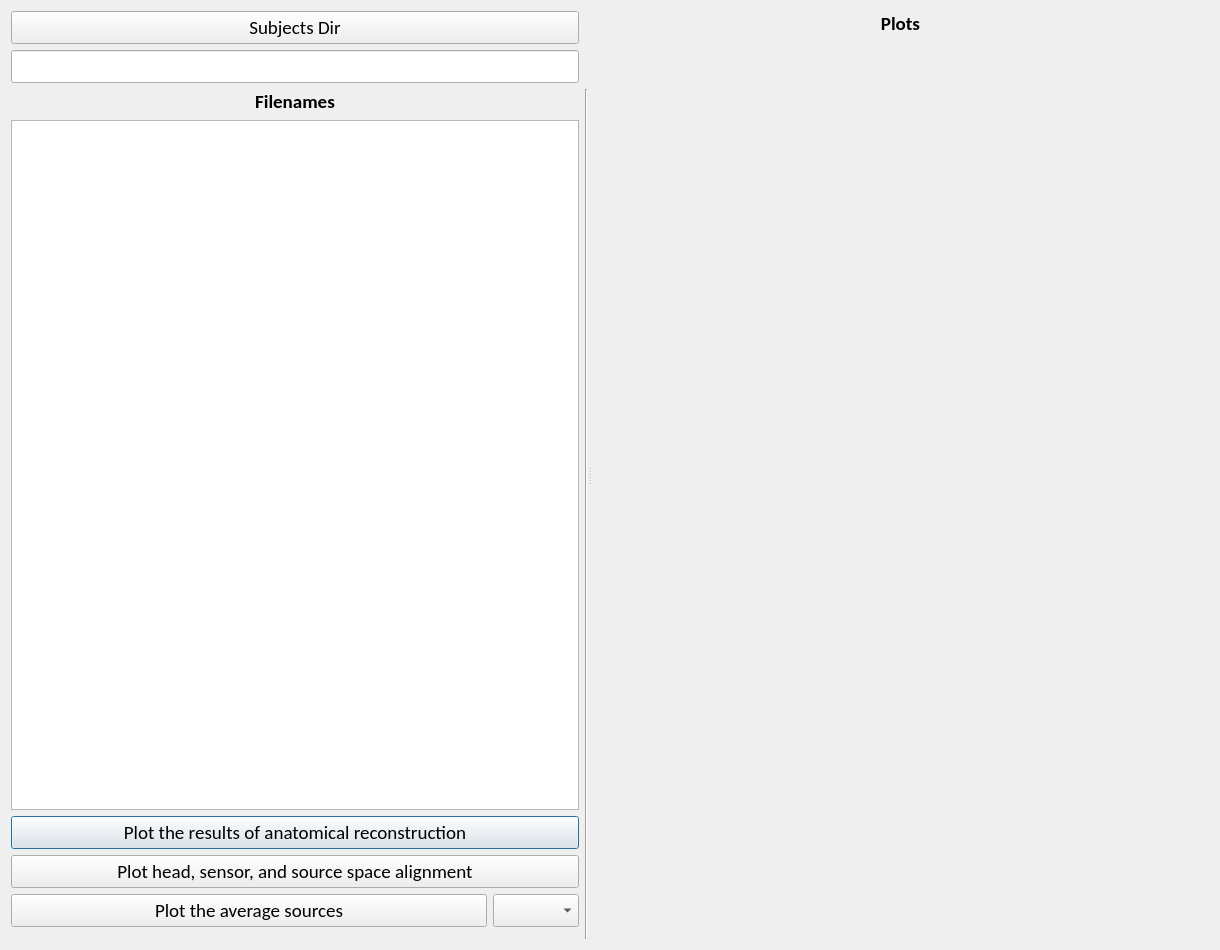
Old version of the form src/main/resources/base/SourceVisualizationWindow.ui in the repository eeg-comet/eeg-comet.
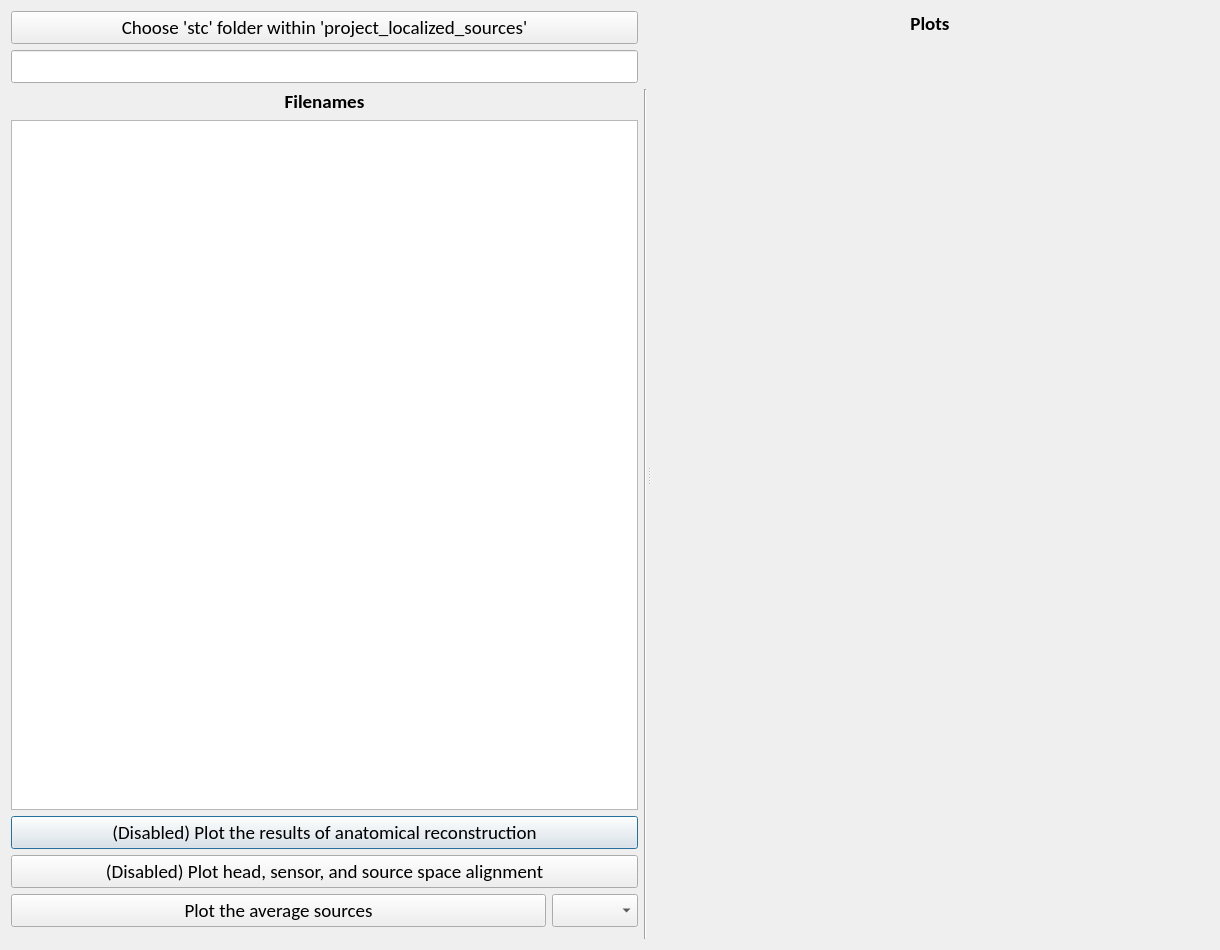
New version of the form. Custom widgets are drawn as their Qt base class.

The edit to the form file:
```diff
--- a/src/main/resources/base/SourceVisualizationWindow.ui
+++ b/src/main/resources/base/SourceVisualizationWindow.ui
@@ -51,7 +51,7 @@
           </font>
          </property>
          <property name="text">
-          <string>Plot the results of anatomical reconstruction</string>
+          <string>(Disabled) Plot the results of anatomical reconstruction</string>
          </property>
         </widget>
        </item>
@@ -114,7 +114,7 @@
           </font>
          </property>
          <property name="text">
-          <string>Subjects Dir</string>
+          <string>Choose 'stc' folder within 'project_localized_sources'</string>
          </property>
         </widget>
        </item>
@@ -157,7 +157,7 @@
           </font>
          </property>
          <property name="text">
-          <string>Plot head, sensor, and source space alignment</string>
+          <string>(Disabled) Plot head, sensor, and source space alignment</string>
          </property>
         </widget>
        </item>
```
